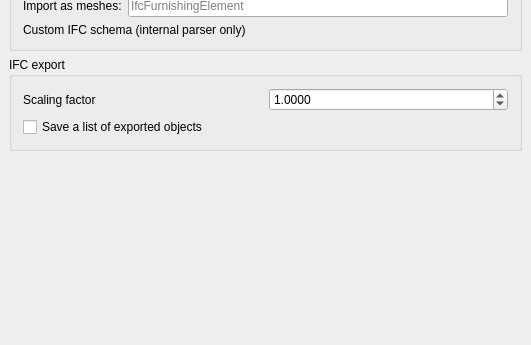
Qt form src/Mod/Arch/Resources/ui/archprefs-import.ui (berndhahnebach/All_FreeCAD) before a commit; both pictures show x 0 to 531 and y 203 to 548 of the 531 by 548 pixel window.
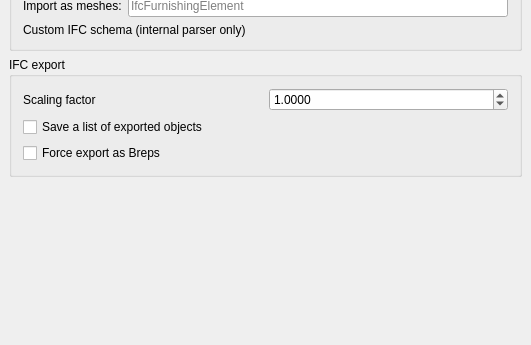
The same form after that commit. Custom widgets are drawn as their Qt base class.

Commit message: Arch: Added a pref option to export everything as Brep in IFC files

```diff
--- a/src/Mod/Arch/Resources/ui/archprefs-import.ui
+++ b/src/Mod/Arch/Resources/ui/archprefs-import.ui
@@ -266,6 +266,26 @@
         </item>
        </layout>
       </item>
+      <item>
+       <layout class="QHBoxLayout" name="horizontalLayout_6">
+        <item>
+         <widget class="Gui::PrefCheckBox" name="checkBox">
+          <property name="toolTip">
+           <string>Some IFC viewers don't like objects exported as extrusions. Use this to force all objects to be exported as BREP geometry.</string>
+          </property>
+          <property name="text">
+           <string>Force export as Breps</string>
+          </property>
+          <property name="prefEntry" stdset="0">
+           <cstring>ifcExportAsBrep</cstring>
+          </property>
+          <property name="prefPath" stdset="0">
+           <cstring>Mod/Arch</cstring>
+          </property>
+         </widget>
+        </item>
+       </layout>
+      </item>
      </layout>
     </widget>
    </item>
```
The commit also changes 2 other files.
